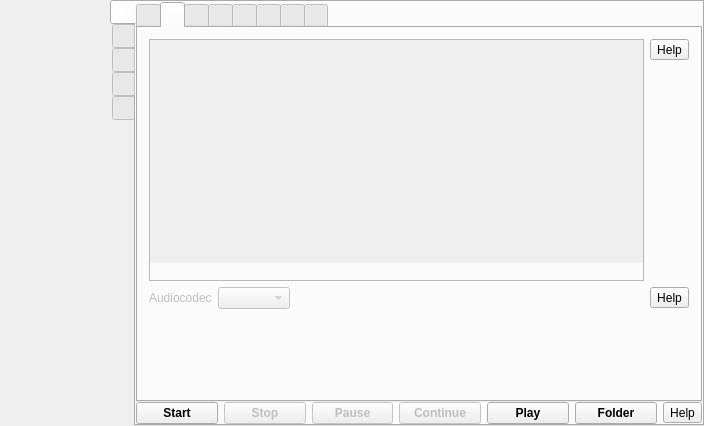
Before: the Qt Designer form src/formMainWindow.ui in vkohaupt/vokoscreenNG, drawn with Qt 5.
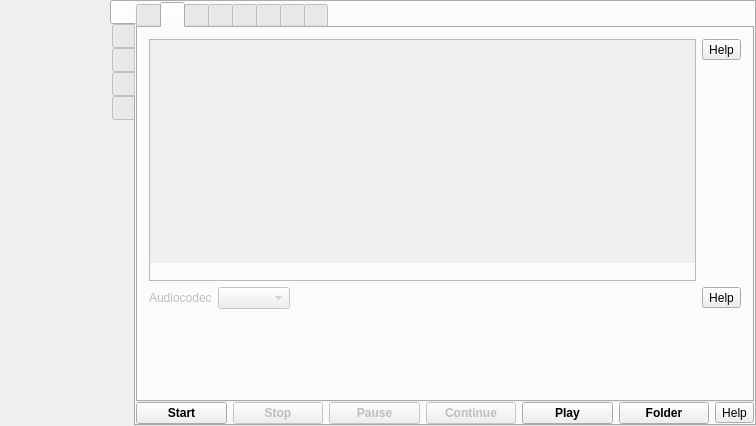
After: the same form once the commit is applied. The open tabs and pages were chosen to show the change. Icons and pictures are not drawn.

Commit message: global shortcut

```diff
--- a/src/formMainWindow.ui
+++ b/src/formMainWindow.ui
@@ -6,7 +6,7 @@
    <rect>
     <x>0</x>
     <y>0</y>
-    <width>704</width>
+    <width>756</width>
     <height>426</height>
    </rect>
   </property>
@@ -812,7 +812,7 @@
                      <rect>
                       <x>0</x>
                       <y>0</y>
-                      <width>488</width>
+                      <width>540</width>
                       <height>167</height>
                      </rect>
                     </property>
```
Left out of the diff: 6 changed lines with no effect on the pictures.
